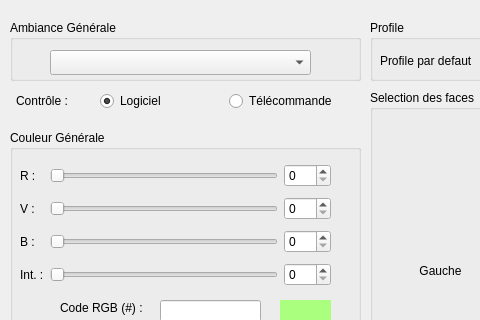
Above: src/Page/LabViewPage.ui from polybox3d/polybox before the change; both pictures show x 0 to 480 and y 0 to 320 of the 800 by 550 pixel window. Below: the same form after it.
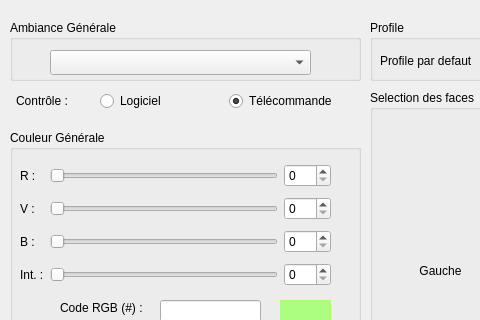
That is the form after the change. Icons and pictures are not drawn.

Commit message: Last commit before SETTING changed

Diff of the .ui file:
```diff
--- a/src/Page/LabViewPage.ui
+++ b/src/Page/LabViewPage.ui
@@ -627,7 +627,7 @@
        <string>Logiciel</string>
       </property>
       <property name="checked">
-       <bool>true</bool>
+       <bool>false</bool>
       </property>
      </widget>
     </item>
@@ -636,6 +636,9 @@
       <property name="text">
        <string>Télécommande</string>
       </property>
+      <property name="checked">
+       <bool>true</bool>
+      </property>
      </widget>
     </item>
    </layout>
```
The commit also changes 2 other files.
